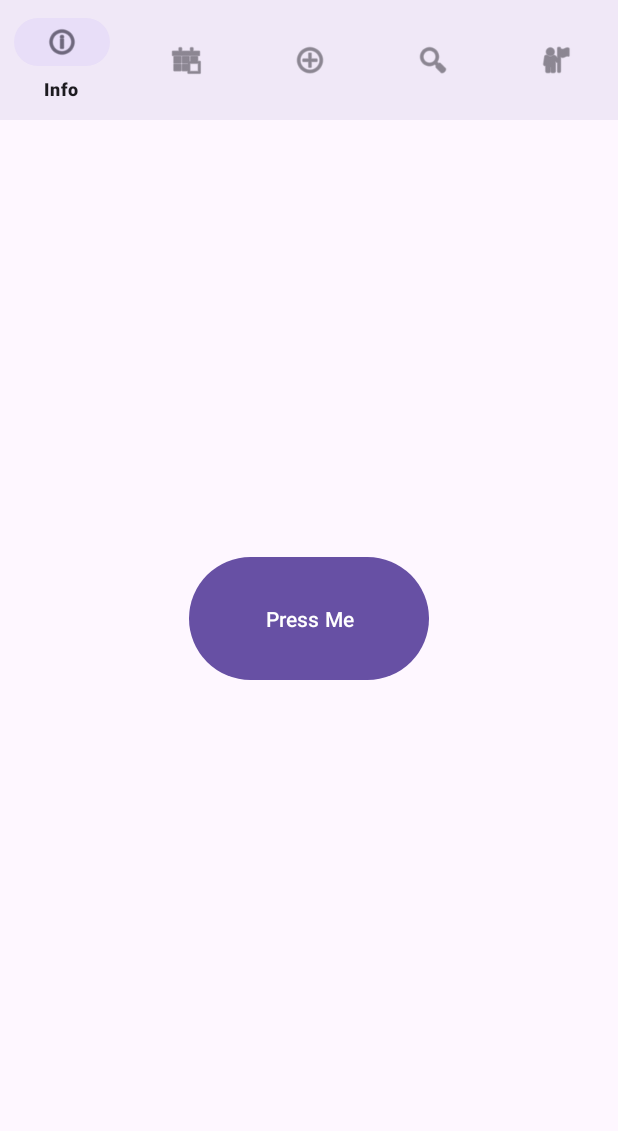
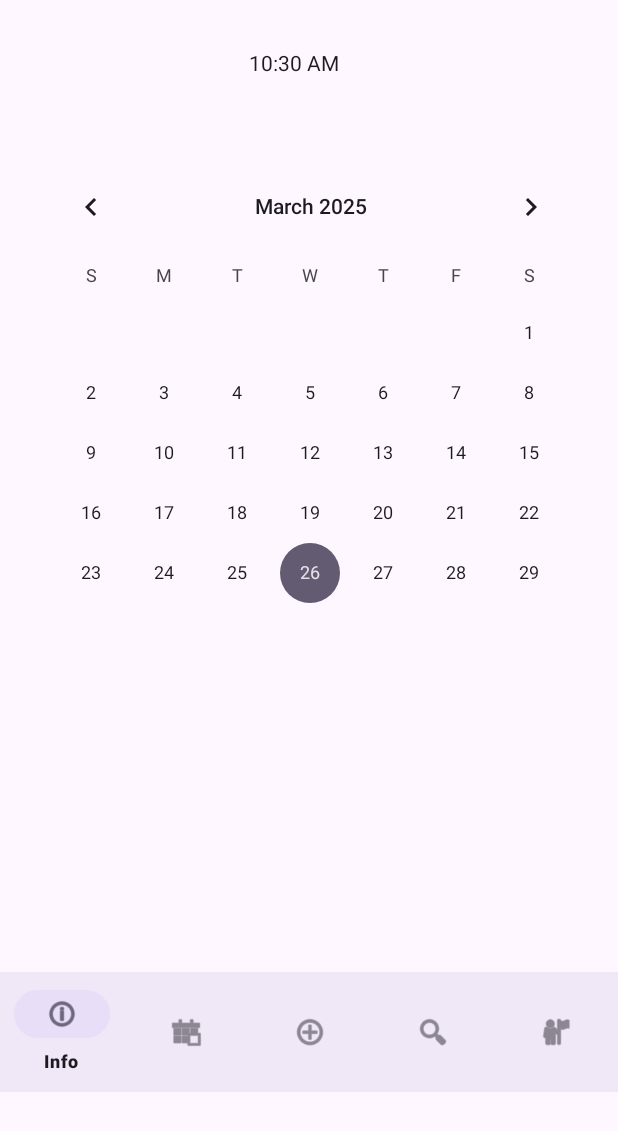
Before and after one commit to Bastiencpe/PilulierV75, an Android app: the screen it shows after launch (MainActivity), on a phone screen of 412 x 824 dp. Shown: the top 1131 px of the screen. Run offline under Robolectric (Android 15) with nearby library versions, the phone set to English and light mode, and no system bars.

Commit message:
La giga barre en bas

```diff
--- a/app/src/main/res/layout/activity_main.xml
+++ b/app/src/main/res/layout/activity_main.xml
@@ -7,35 +7,39 @@
     android:layout_height="match_parent"
     tools:context=".MainActivity">
 
-    <TextView
-        android:id="@+id/textView"
-        android:layout_width="wrap_content"
-        android:layout_height="wrap_content"
-        android:text="Hello World!"
-        app:layout_constraintBottom_toBottomOf="parent"
+    <TextClock
+        android:id="@+id/textClock"
+        android:layout_width="78dp"
+        android:layout_height="49dp"
+        android:layout_marginTop="32dp"
         app:layout_constraintEnd_toEndOf="parent"
+        app:layout_constraintHorizontal_bias="0.498"
         app:layout_constraintStart_toStartOf="parent"
-        app:layout_constraintTop_toTopOf="parent"
-        tools:ignore="VisualLintOverlap" />
-
-    <Button
-        android:id="@+id/button"
-        android:layout_width="160dp"
-        android:layout_height="90dp"
-        android:text="@string/press_me"
-        app:layout_constraintBottom_toBottomOf="parent"
-        app:layout_constraintEnd_toEndOf="parent"
-        app:layout_constraintHorizontal_bias="0.5"
-        app:layout_constraintStart_toStartOf="parent"
-        app:layout_constraintTop_toTopOf="parent"
-        app:layout_constraintVertical_bias="0.5" />
+        app:layout_constraintTop_toTopOf="parent" />
 
     <com.google.android.material.bottomnavigation.BottomNavigationView
         android:id="@+id/bottom_navigation"
         android:layout_width="match_parent"
         android:layout_height="wrap_content"
         android:layout_alignParentBottom="true"
+        android:layout_marginTop="648dp"
         android:background="?attr/colorSurface"
-        app:menu="@menu/bottom_nav_menu" />
+        app:layout_constraintEnd_toEndOf="parent"
+        app:layout_constraintHorizontal_bias="0.0"
+        app:layout_constraintStart_toStartOf="parent"
+        app:layout_constraintTop_toTopOf="parent"
+        app:menu="@menu/bottom_nav_menu"
+        tools:ignore="MissingConstraints,VisualLintBottomNav" />
+
+    <CalendarView
+        android:id="@+id/calendarView"
+        android:layout_width="381dp"
+        android:layout_height="308dp"
+        app:layout_constraintBottom_toTopOf="@+id/bottom_navigation"
+        app:layout_constraintEnd_toEndOf="parent"
+        app:layout_constraintHorizontal_bias="0.533"
+        app:layout_constraintStart_toStartOf="parent"
+        app:layout_constraintTop_toBottomOf="@+id/textClock"
+        app:layout_constraintVertical_bias="0.088" />
 
 </androidx.constraintlayout.widget.ConstraintLayout>
```
